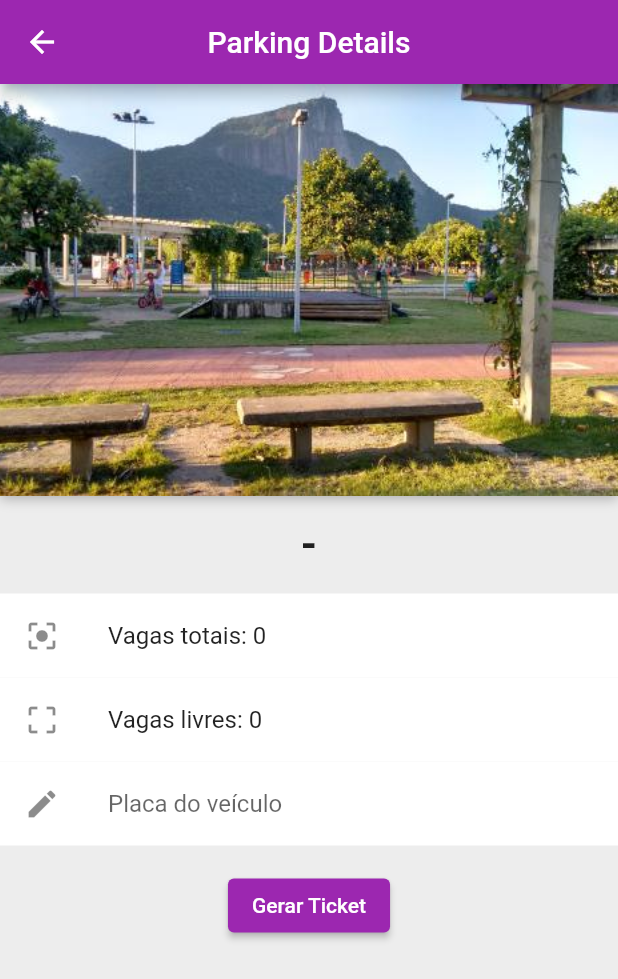
After one commit to stefanovp/parkin, a Flutter app: the ParkView screen opened directly, on a phone screen of 412 x 824 dp. The commit adds this screen. Shown: the top 979 px of the screen. Run offline on Flutter 3.47's test engine with Material 2 defaults, Android fonts, the phone set to English and light mode, and no system bars; our stand-ins replace bloc, equatable, flutter_bloc, google_maps_flutter.

Commit message:
finished park flow

```diff
--- a/lib/home/bloc/home_event.dart
+++ /dev/null
@@ -1,16 +0,0 @@
-part of 'home_bloc.dart';
-
-abstract class HomeEvent extends Equatable {
-  const HomeEvent();
-
-  @override
-  List<Object> get props => [];
-}
-
-class ParkSelectedEvent extends HomeEvent {
-  final Parking parking;
-
-  ParkSelectedEvent({required this.parking});
-}
-
-class ClearSelectionEvent extends HomeEvent {}
--- a/lib/home/bloc/home_state.dart
+++ /dev/null
@@ -1,16 +0,0 @@
-part of 'home_bloc.dart';
-
-class HomeState extends Equatable {
-  final Parking selectedParking;
-
-  @override
-  List<Object> get props => [selectedParking];
-
-  const HomeState({required Parking this.selectedParking});
-
-  HomeState copyWith({
-    required Parking parking,
-  }) {
-    return HomeState(selectedParking: parking);
-  }
-}
--- a/lib/main.dart
+++ b/lib/main.dart
@@ -3,13 +3,12 @@ import 'dart:collection';
 import 'package:flutter/material.dart';
 import 'package:flutter_bloc/flutter_bloc.dart';
 import 'package:google_maps_flutter/google_maps_flutter.dart';
-import 'package:platform_channel_events/home/bloc/home_bloc.dart';
 import 'package:platform_channel_events/home/home_view.dart';
 import 'package:platform_channel_events/models/parking.dart';
 import 'package:platform_channel_events/models/user.dart';
+import 'package:platform_channel_events/park/bloc/park_bloc.dart';
 import 'package:platform_channel_events/user/bloc/user_bloc.dart';
 import 'package:platform_channel_events/user/user_view.dart';
-import 'image_stream_widget.dart';
 import 'widgets/network_stream_widget.dart';
 
 void main() {
@@ -25,7 +24,7 @@ class _MyApp extends StatelessWidget {
             create: (context) => UserBloc(
                 user: User(
                     '1', 'Stefano Pereira', 23, 100, 'stefano@flutter.com'))),
-        BlocProvider(create: (context) => HomeBloc(parking: Parking.empty)),
+        BlocProvider(create: (context) => ParkBloc(parking: Parking.empty)),
       ],
       child: MaterialApp(
         title: 'Flutter Demo',
@@ -33,6 +32,7 @@ class _MyApp extends StatelessWidget {
         theme: ThemeData(
           primarySwatch: Colors.purple,
           visualDensity: VisualDensity.adaptivePlatformDensity,
+          backgroundColor: Color(0xffededed),
         ),
         home: HomeView(
           title: 'Parkin',
--- a/lib/home/bloc/home_bloc.dart
+++ b/lib/park/bloc/park_bloc.dart
@@ -4,12 +4,12 @@ import 'package:bloc/bloc.dart';
 import 'package:equatable/equatable.dart';
 import 'package:platform_channel_events/models/parking.dart';
 
-part 'home_event.dart';
-part 'home_state.dart';
+part 'park_event.dart';
+part 'park_state.dart';
 
-class HomeBloc extends Bloc<HomeEvent, HomeState> {
-  HomeBloc({required Parking parking})
-      : super(HomeState(selectedParking: parking)) {
+class ParkBloc extends Bloc<ParkEvent, ParkState> {
+  ParkBloc({required Parking parking})
+      : super(ParkState(selectedParking: parking)) {
     on<ParkSelectedEvent>((event, emit) {
       emit(state.copyWith(parking: event.parking));
     });
@@ -17,5 +17,9 @@ class HomeBloc extends Bloc<HomeEvent, HomeState> {
     on<ClearSelectionEvent>((event, emit) {
       emit(state.copyWith(parking: Parking.empty));
     });
+
+    on<VehiclePlateChangedEvent>((event, emit) {
+      emit(state.copyWith(plate: event.plate));
+    });
   }
 }
--- /dev/null
+++ b/lib/park/bloc/park_event.dart
@@ -0,0 +1,24 @@
+part of 'park_bloc.dart';
+
+abstract class ParkEvent extends Equatable {
+  const ParkEvent();
+
+  @override
+  List<Object> get props => [];
+}
+
+class ParkSelectedEvent extends ParkEvent {
+  final Parking parking;
+
+  ParkSelectedEvent({required this.parking});
+}
+
+class ClearSelectionEvent extends ParkEvent {}
+
+class VehiclePlateChangedEvent extends ParkEvent {
+  final String plate;
+
+  VehiclePlateChangedEvent({required this.plate});
+}
+
+class GenerateTicketEvent extends ParkEvent {}
--- /dev/null
+++ b/lib/park/bloc/park_state.dart
@@ -0,0 +1,20 @@
+part of 'park_bloc.dart';
+
+class ParkState extends Equatable {
+  final Parking selectedParking;
+  final String? plate;
+
+  @override
+  List<Object> get props => [selectedParking, plate ?? '-'];
+
+  const ParkState({required Parking this.selectedParking, String? this.plate});
+
+  ParkState copyWith({
+    Parking? parking,
+    String? plate,
+  }) {
+    return ParkState(
+        selectedParking: parking ?? this.selectedParking,
+        plate: plate ?? this.plate);
+  }
+}
--- /dev/null
+++ b/lib/park/park_view.dart
@@ -0,0 +1,110 @@
+import 'package:flutter/material.dart';
+import 'package:platform_channel_events/models/parking.dart';
+import 'package:platform_channel_events/park/bloc/park_bloc.dart';
+import 'package:provider/src/provider.dart';
+
+class ParkView extends StatelessWidget {
+  const ParkView({Key? key}) : super(key: key);
+
+  @override
+  Widget build(BuildContext context) {
+    Parking selectedParking =
+        context.select((ParkBloc bloc) => bloc.state.selectedParking);
+
+    return Scaffold(
+      appBar: AppBar(
+        centerTitle: true,
+        title: Text('Parking Details'),
+      ),
+      body: SingleChildScrollView(
+        child: Column(
+          children: [
+            _imageBox(context),
+            _parkingName(context, selectedParking),
+            _totalTile(selectedParking),
+            _availableTile(selectedParking),
+            _plateTile(context),
+            _buildTicketButton(),
+          ],
+        ),
+      ),
+      backgroundColor: Theme.of(context).backgroundColor,
+    );
+  }
+
+  Widget _imageBox(BuildContext context) {
+    return Container(
+      height: MediaQuery.of(context).size.width / 1.5,
+      decoration: BoxDecoration(
+        boxShadow: [
+          BoxShadow(
+            color: Colors.black26,
+            offset: Offset(0.0, 2.0),
+            blurRadius: 6.0,
+          ),
+        ],
+      ),
+      child: Image(
+        image: AssetImage('assets/parquedospatins.jpg'),
+        fit: BoxFit.cover,
+      ),
+    );
+  }
+
+  Widget _parkingName(BuildContext context, Parking selectedParking) {
+    return Container(
+      padding: EdgeInsets.all(16.0),
+      child: Center(
+        child: Text(
+          selectedParking.name,
+          style: TextStyle(
+            fontSize: 28.0,
+            fontWeight: FontWeight.w600,
+          ),
+        ),
+      ),
+    );
+  }
+
+  Widget _totalTile(Parking selectedParking) {
+    return ListTile(
+      tileColor: Colors.white,
+      leading: Icon(Icons.center_focus_strong),
+      title: Text('Vagas totais: ${selectedParking.totalSpots}'),
+    );
+  }
+
+  Widget _availableTile(Parking selectedParking) {
+    return ListTile(
+      tileColor: Colors.white,
+      leading: Icon(Icons.crop_free),
+      title: Text('Vagas livres: ${selectedParking.availableSpots}'),
+    );
+  }
+
+  Widget _plateTile(BuildContext context) {
+    return ListTile(
+      tileColor: Colors.white,
+      leading: Icon(Icons.edit),
+      title: TextFormField(
+        initialValue: context.select((ParkBloc bloc) => bloc.state.plate),
+        decoration: InputDecoration.collapsed(hintText: 'Placa do veículo'),
+        onChanged: (value) => context
+            .read<ParkBloc>()
+            .add(VehiclePlateChangedEvent(plate: value)),
+      ),
+    );
+  }
+
+  Widget _buildTicketButton() {
+    return Container(
+      padding: EdgeInsets.all(16.0),
+      child: ElevatedButton(
+        onPressed: () {},
+        child: Text(
+          'Gerar Ticket',
+        ),
+      ),
+    );
+  }
+}
--- a/lib/user/user_view.dart
+++ b/lib/user/user_view.dart
@@ -19,6 +19,7 @@ class UserView extends StatelessWidget {
         IconButton(onPressed: () {}, icon: Icon(Icons.logout)),
       ]),
       body: _profilePage(user),
+      backgroundColor: Theme.of(context).backgroundColor,
     );
   }
 
--- a/pubspec.yaml
+++ b/pubspec.yaml
@@ -20,3 +20,5 @@ dev_dependencies:
 
 flutter:
   uses-material-design: true
+  assets:
+    - assets/
```
Also changed, not shown: lib/home/home_view.dart (+4 -3 lines), lib/image_stream_widget.dart (deleted, +0 -103 lines), lib/widgets/map_widget.dart (+8 -8 lines), assets/parquedospatins.jpg (added), lib/park/parquedospatins.jpg (added).
